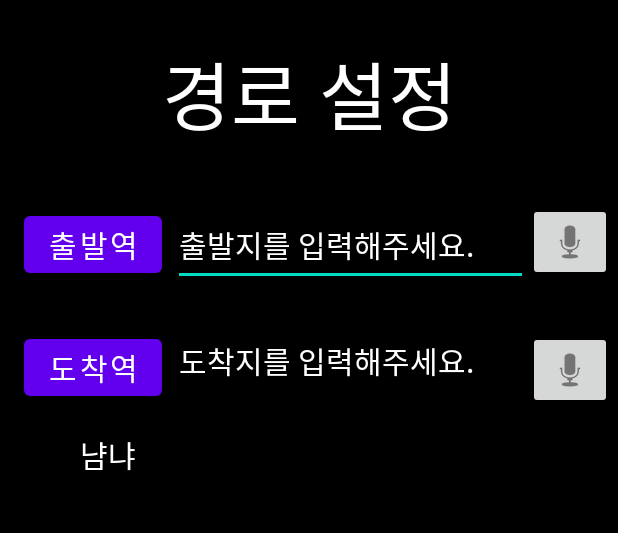
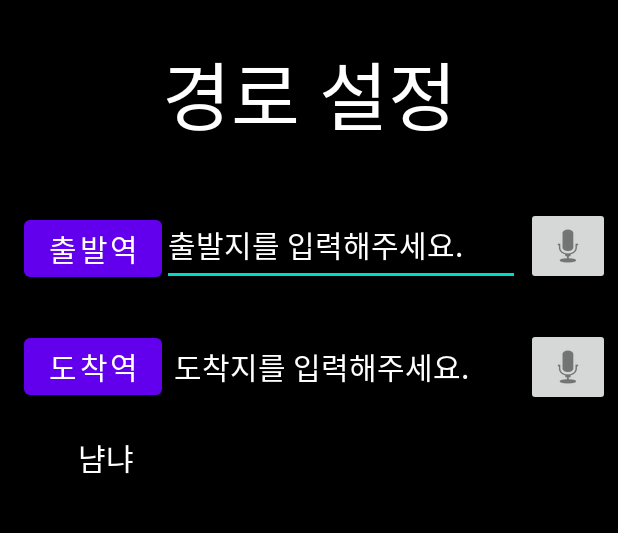
Before and after one commit to Castle-mi/Moji0905, an Android app: the Menu2 screen opened directly, with no data from a screen before it, on a phone screen of 412 x 824 dp, the part 84-617 px from its top. Run offline under Robolectric (Android 15) with nearby library versions, the phone set to English and light mode, and no system bars.

Commit message:
let's graduate school

```diff
--- a/MyApplication/app/build.gradle
+++ b/MyApplication/app/build.gradle
@@ -32,7 +32,6 @@ android {
 }
 
 dependencies {
-
     implementation 'androidx.core:core-ktx:1.7.0'
     implementation 'androidx.appcompat:appcompat:1.3.0'
     implementation 'com.google.android.material:material:1.4.0'
--- a/MyApplication/app/src/main/res/layout/menu2.xml
+++ b/MyApplication/app/src/main/res/layout/menu2.xml
@@ -12,9 +12,9 @@
         android:layout_width="wrap_content"
         android:layout_height="wrap_content"
         android:layout_marginTop="25dp"
+
         android:text="경로 설정"
         android:textColor="#FFFFFF"
-
         android:textSize="50dp"
         app:layout_constraintEnd_toEndOf="parent"
         app:layout_constraintStart_toStartOf="parent"
@@ -25,12 +25,11 @@
         android:layout_width="wrap_content"
         android:layout_height="wrap_content"
         android:layout_marginStart="16dp"
-        android:layout_marginEnd="7dp"
         android:text="출발역"
         android:textColor="#FFFFFF"
         android:textSize="20dp"
-        app:layout_constraintBaseline_toBaselineOf="@+id/editTextTextPersonName"
-        app:layout_constraintEnd_toStartOf="@+id/editTextTextPersonName"
+        app:layout_constraintBottom_toBottomOf="@+id/startStaion"
+        app:layout_constraintEnd_toStartOf="@+id/startStaion"
         app:layout_constraintStart_toStartOf="parent" />
 
     <Button
@@ -38,84 +37,84 @@
         android:layout_width="wrap_content"
         android:layout_height="wrap_content"
         android:layout_marginStart="16dp"
-        android:layout_marginEnd="7dp"
-        android:layout_marginBottom="18dp"
+        android:layout_marginEnd="4dp"
         android:text="도착역"
         android:textColor="#FFFFFF"
         android:textSize="20dp"
-        app:layout_constraintBottom_toTopOf="@+id/textView3"
-        app:layout_constraintEnd_toStartOf="@+id/editTextTextPersonName2"
+        app:layout_constraintBaseline_toBaselineOf="@+id/finishStation"
+        app:layout_constraintEnd_toStartOf="@+id/finishStation"
         app:layout_constraintStart_toStartOf="parent" />
 
     <EditText
-        android:id="@+id/editTextTextPersonName"
+        android:id="@+id/startStaion"
         android:layout_width="0dp"
         android:layout_height="54dp"
         android:layout_marginTop="37dp"
-        android:layout_marginBottom="30dp"
+        android:layout_marginEnd="4dp"
+        android:layout_marginBottom="28dp"
         android:ems="10"
         android:inputType="textPersonName"
         android:text="출발지를 입력해주세요."
         android:textColor="#FFFFFF"
         android:textSize="20dp"
-        app:layout_constraintBottom_toTopOf="@+id/imageButton2"
-        app:layout_constraintEnd_toStartOf="@+id/imageButton"
+        app:layout_constraintBottom_toTopOf="@+id/finishStation"
+        app:layout_constraintEnd_toStartOf="@+id/imagebutton1"
         app:layout_constraintStart_toEndOf="@+id/button"
         app:layout_constraintTop_toBottomOf="@+id/textView" />
 
     <EditText
-        android:id="@+id/editTextTextPersonName2"
+        android:id="@+id/finishStation"
         android:layout_width="0dp"
-        android:layout_height="46dp"
-        android:layout_marginEnd="6dp"
+        android:layout_height="0dp"
         android:ems="10"
         android:inputType="textPersonName"
         android:text="도착지를 입력해주세요."
         android:textColor="#FFFFFF"
         android:textSize="20dp"
-        app:layout_constraintBaseline_toBaselineOf="@+id/button2"
-        app:layout_constraintEnd_toStartOf="@+id/imageButton2"
-        app:layout_constraintStart_toEndOf="@+id/button2" />
+        app:layout_constraintBottom_toBottomOf="@+id/imagebutton2"
+        app:layout_constraintEnd_toStartOf="@+id/imagebutton2"
+        app:layout_constraintStart_toEndOf="@+id/button2"
+        app:layout_constraintTop_toTopOf="@+id/imagebutton2" />
 
     <ImageButton
-        android:id="@+id/imageButton"
+        android:id="@+id/imagebutton1"
         android:layout_width="wrap_content"
         android:layout_height="wrap_content"
         android:layout_marginTop="132dp"
-        android:layout_marginEnd="4dp"
-        android:layout_marginBottom="30dp"
-        app:layout_constraintBottom_toTopOf="@+id/imageButton2"
+        android:layout_marginEnd="5dp"
+        android:layout_marginBottom="23dp"
+        app:layout_constraintBottom_toTopOf="@+id/imagebutton2"
         app:layout_constraintEnd_toEndOf="parent"
-        app:layout_constraintStart_toEndOf="@+id/editTextTextPersonName"
+        app:layout_constraintStart_toEndOf="@+id/startStaion"
         app:layout_constraintTop_toTopOf="parent"
         app:srcCompat="@android:drawable/ic_btn_speak_now" />
 
     <ImageButton
-        android:id="@+id/imageButton2"
+        android:id="@+id/imagebutton2"
         android:layout_width="wrap_content"
         android:layout_height="wrap_content"
-        android:layout_marginEnd="4dp"
-        android:layout_marginBottom="15dp"
+        android:layout_marginEnd="5dp"
+        android:layout_marginBottom="19dp"
         app:layout_constraintBottom_toTopOf="@+id/textView3"
         app:layout_constraintEnd_toEndOf="parent"
-        app:layout_constraintStart_toEndOf="@+id/editTextTextPersonName2"
-        app:layout_constraintTop_toBottomOf="@+id/imageButton"
+        app:layout_constraintStart_toEndOf="@+id/finishStation"
+        app:layout_constraintTop_toBottomOf="@+id/imagebutton1"
         app:srcCompat="@android:drawable/ic_btn_speak_now" />
 
     <TextView
         android:id="@+id/textView3"
         android:layout_width="0dp"
         android:layout_height="0dp"
-        android:layout_marginStart="53dp"
-        android:layout_marginEnd="53dp"
-        android:layout_marginBottom="21dp"
+        android:layout_marginStart="52dp"
+        android:layout_marginEnd="52dp"
+        android:layout_marginBottom="18dp"
         android:text="냠냐"
         android:textColor="#FFFFFF"
         android:textSize="20dp"
         app:layout_constraintBottom_toTopOf="@+id/imageView"
         app:layout_constraintEnd_toEndOf="parent"
         app:layout_constraintStart_toStartOf="parent"
-        app:layout_constraintTop_toBottomOf="@+id/imageButton2" />
+        app:layout_constraintTop_toBottomOf="@+id/imagebutton2" />
 
     <ImageView
         android:id="@+id/imageView"
@@ -123,7 +122,7 @@
         android:layout_height="0dp"
         android:layout_marginStart="41dp"
         android:layout_marginEnd="41dp"
-        android:layout_marginBottom="28dp"
+        android:layout_marginBottom="25dp"
         app:layout_constraintBottom_toBottomOf="parent"
         app:layout_constraintEnd_toEndOf="parent"
         app:layout_constraintStart_toStartOf="parent"
--- a/MyApplication/build.gradle
+++ b/MyApplication/build.gradle
@@ -1,7 +1,7 @@
 // Top-level build file where you can add configuration options common to all sub-projects/modules.
 plugins {
-    id 'com.android.application' version '7.1.2' apply false
-    id 'com.android.library' version '7.1.2' apply false
+    id 'com.android.application' version '7.2.0' apply false
+    id 'com.android.library' version '7.2.0' apply false
     id 'org.jetbrains.kotlin.android' version '1.5.30' apply false
 }
 
```
Also changed, not shown: MyApplication/app/src/main/AndroidManifest.xml (+12 -0 lines), MyApplication/app/src/main/java/com/example/myapplication/Menu1.java (+15 -0 lines), MyApplication/app/src/main/java/com/example/myapplication/Menu2.java (+209 -0 lines), MyApplication/gradle/wrapper/gradle-wrapper.properties.
